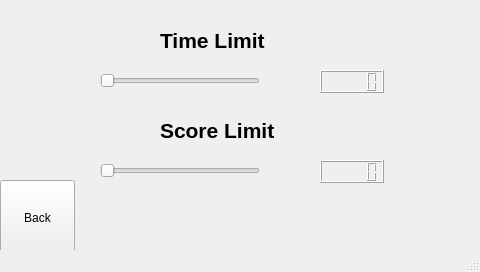
Old version of the form Mochi-Pounders/settings.ui in the repository amfaller/Mochi-Pounders.
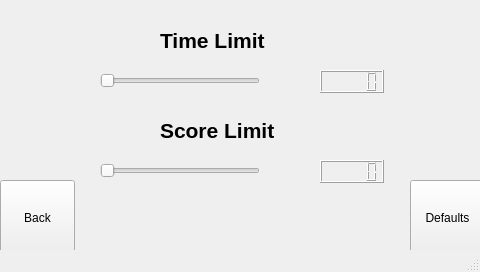
New version of the form.

Commit message: Added default (reset) button to settings menu

```diff
--- a/Mochi-Pounders/settings.ui
+++ b/Mochi-Pounders/settings.ui
@@ -113,6 +113,19 @@
      <enum>Qt::Horizontal</enum>
     </property>
    </widget>
+   <widget class="QPushButton" name="button_defaults">
+    <property name="geometry">
+     <rect>
+      <x>410</x>
+      <y>180</y>
+      <width>75</width>
+      <height>75</height>
+     </rect>
+    </property>
+    <property name="text">
+     <string>Defaults</string>
+    </property>
+   </widget>
    <zorder>slider_time</zorder>
    <zorder>number_time</zorder>
    <zorder>button_back</zorder>
```
Left out of the diff: 1 changed line with no effect on the pictures. The commit also changes 7 other files.
